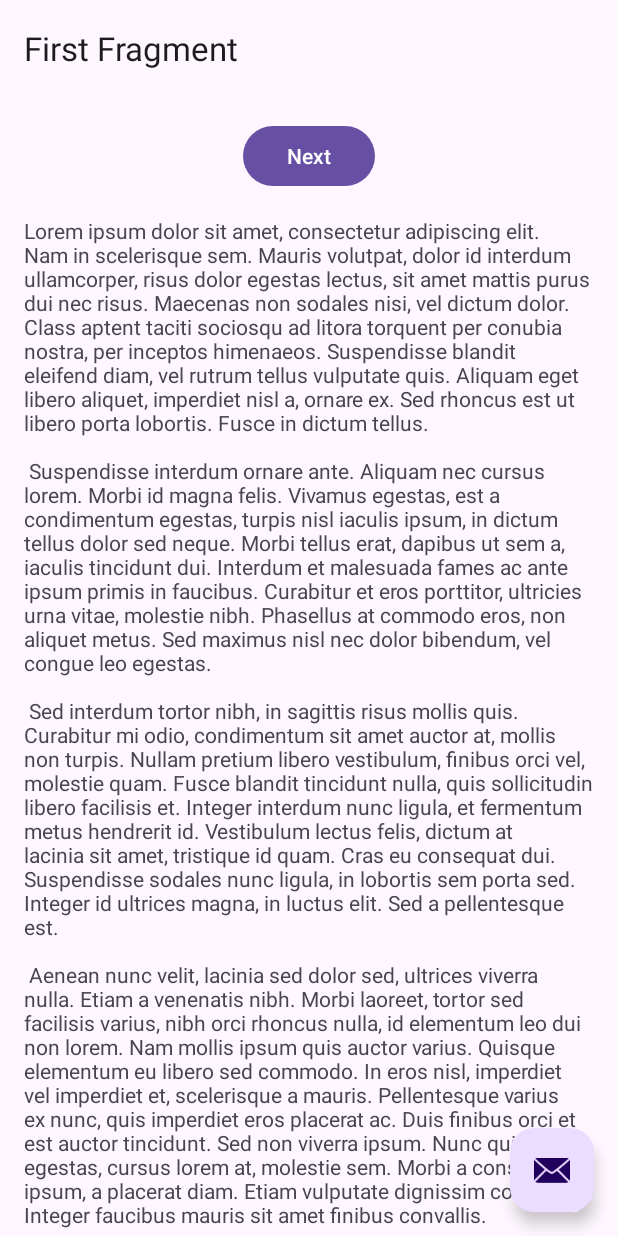
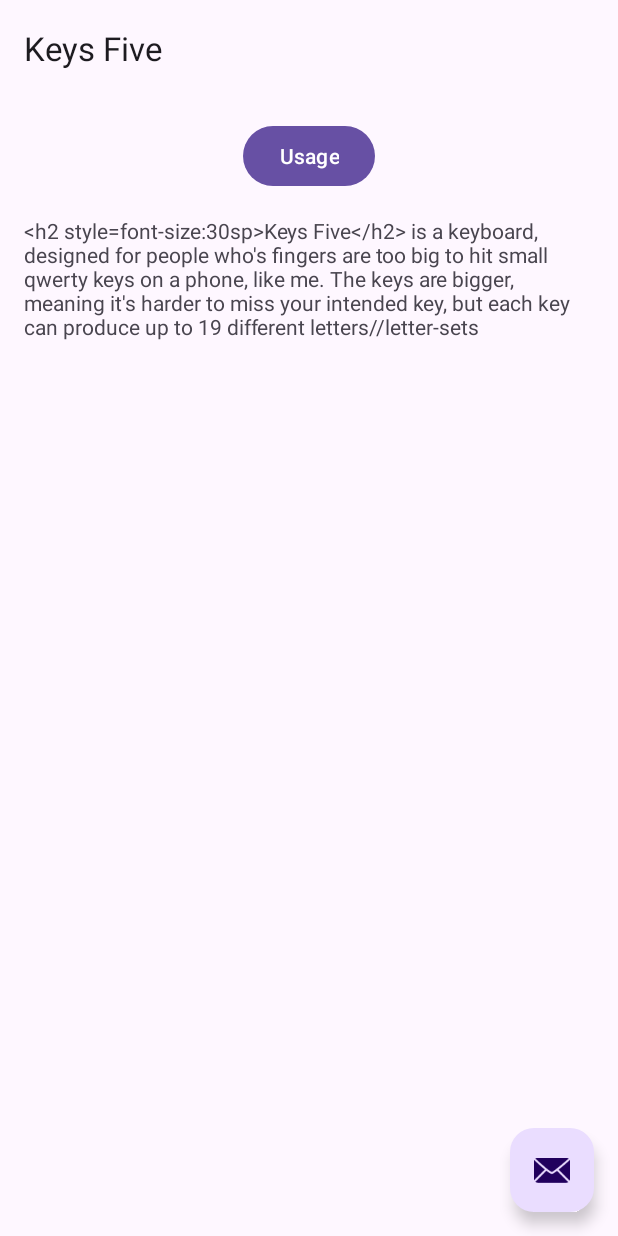
Before and after one commit to storyfeet/keysypeasy, an Android app: the screen it shows after launch (MainActivity), on a phone screen of 412 x 824 dp. Run offline under Robolectric (Android 15) with nearby library versions, the phone set to English and light mode, and no system bars; our stand-ins replace navigation-ui.

Commit message:
progress working out how to make the settings stuff work, trying to get text views to do the right thing.

```diff
--- a/app/src/main/res/layout/fragment_first.xml
+++ b/app/src/main/res/layout/fragment_first.xml
@@ -26,10 +26,11 @@
             android:layout_width="wrap_content"
             android:layout_height="wrap_content"
             android:layout_marginTop="16dp"
-            android:text="@string/lorem_ipsum"
+            android:text="@string/k5_intro"
             app:layout_constraintBottom_toBottomOf="parent"
             app:layout_constraintEnd_toEndOf="parent"
             app:layout_constraintStart_toStartOf="parent"
             app:layout_constraintTop_toBottomOf="@id/button_first" />
+
     </androidx.constraintlayout.widget.ConstraintLayout>
 </androidx.core.widget.NestedScrollView>
--- a/app/src/main/res/layout/fragment_second.xml
+++ b/app/src/main/res/layout/fragment_second.xml
@@ -26,7 +26,7 @@
             android:layout_width="wrap_content"
             android:layout_height="wrap_content"
             android:layout_marginTop="16dp"
-            android:text="@string/lorem_ipsum"
+            android:text="@string/k5_intro"
             app:layout_constraintBottom_toBottomOf="parent"
             app:layout_constraintEnd_toEndOf="parent"
             app:layout_constraintHorizontal_bias="1.0"
--- a/app/src/main/res/values/strings.xml
+++ b/app/src/main/res/values/strings.xml
@@ -2,45 +2,21 @@
     <string name="app_name">KeysFive</string>
     <string name="title_activity_main">MainActivity</string>
     <!-- Strings used for fragments for navigation -->
-    <string name="first_fragment_label">First Fragment</string>
+    <string name="first_fragment_label">Keys Five</string>
     <string name="second_fragment_label">Second Fragment</string>
-    <string name="next">Next</string>
-    <string name="previous">Previous</string>
+    <string name="next">Usage</string>
+    <string name="previous">Setup</string>
 
-    <string name="lorem_ipsum">
-        Lorem ipsum dolor sit amet, consectetur adipiscing elit. Nam in scelerisque sem. Mauris
-        volutpat, dolor id interdum ullamcorper, risus dolor egestas lectus, sit amet mattis purus
-        dui nec risus. Maecenas non sodales nisi, vel dictum dolor. Class aptent taciti sociosqu ad
-        litora torquent per conubia nostra, per inceptos himenaeos. Suspendisse blandit eleifend
-        diam, vel rutrum tellus vulputate quis. Aliquam eget libero aliquet, imperdiet nisl a,
-        ornare ex. Sed rhoncus est ut libero porta lobortis. Fusce in dictum tellus.\n\n
-        Suspendisse interdum ornare ante. Aliquam nec cursus lorem. Morbi id magna felis. Vivamus
-        egestas, est a condimentum egestas, turpis nisl iaculis ipsum, in dictum tellus dolor sed
-        neque. Morbi tellus erat, dapibus ut sem a, iaculis tincidunt dui. Interdum et malesuada
-        fames ac ante ipsum primis in faucibus. Curabitur et eros porttitor, ultricies urna vitae,
-        molestie nibh. Phasellus at commodo eros, non aliquet metus. Sed maximus nisl nec dolor
-        bibendum, vel congue leo egestas.\n\n
-        Sed interdum tortor nibh, in sagittis risus mollis quis. Curabitur mi odio, condimentum sit
-        amet auctor at, mollis non turpis. Nullam pretium libero vestibulum, finibus orci vel,
-        molestie quam. Fusce blandit tincidunt nulla, quis sollicitudin libero facilisis et. Integer
-        interdum nunc ligula, et fermentum metus hendrerit id. Vestibulum lectus felis, dictum at
-        lacinia sit amet, tristique id quam. Cras eu consequat dui. Suspendisse sodales nunc ligula,
-        in lobortis sem porta sed. Integer id ultrices magna, in luctus elit. Sed a pellentesque
-        est.\n\n
-        Aenean nunc velit, lacinia sed dolor sed, ultrices viverra nulla. Etiam a venenatis nibh.
-        Morbi laoreet, tortor sed facilisis varius, nibh orci rhoncus nulla, id elementum leo dui
-        non lorem. Nam mollis ipsum quis auctor varius. Quisque elementum eu libero sed commodo. In
-        eros nisl, imperdiet vel imperdiet et, scelerisque a mauris. Pellentesque varius ex nunc,
-        quis imperdiet eros placerat ac. Duis finibus orci et est auctor tincidunt. Sed non viverra
-        ipsum. Nunc quis augue egestas, cursus lorem at, molestie sem. Morbi a consectetur ipsum, a
-        placerat diam. Etiam vulputate dignissim convallis. Integer faucibus mauris sit amet finibus
-        convallis.\n\n
-        Phasellus in aliquet mi. Pellentesque habitant morbi tristique senectus et netus et
-        malesuada fames ac turpis egestas. In volutpat arcu ut felis sagittis, in finibus massa
-        gravida. Pellentesque id tellus orci. Integer dictum, lorem sed efficitur ullamcorper,
-        libero justo consectetur ipsum, in mollis nisl ex sed nisl. Donec maximus ullamcorper
-        sodales. Praesent bibendum rhoncus tellus nec feugiat. In a ornare nulla. Donec rhoncus
-        libero vel nunc consequat, quis tincidunt nisl eleifend. Cras bibendum enim a justo luctus
-        vestibulum. Fusce dictum libero quis erat maximus, vitae volutpat diam dignissim.
+
+    <string name="k5_intro">
+            <![CDATA[
+        <h2 style="font-size:30sp">Keys Five</h2> is a keyboard, designed for people who\'s fingers are too big to hit small qwerty keys on a phone, like me.
+        The keys are bigger, meaning it\'s harder to miss your intended key, but each key can produce up to 19 different letters//letter-sets
+           ]]>
     </string>
+
+    <string name="setup_label">Setup Keys 5</string>
+    <string name="setup_text">To use this keyboard.</string>
+
+
 </resources>
```
